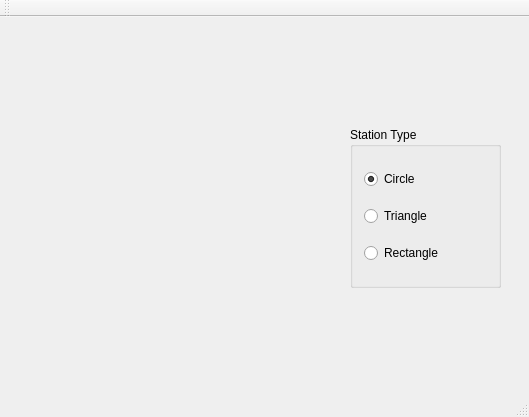
The window that mainwindow.ui (leefige/Metro-helper) describes before a commit, drawn with Qt 5.
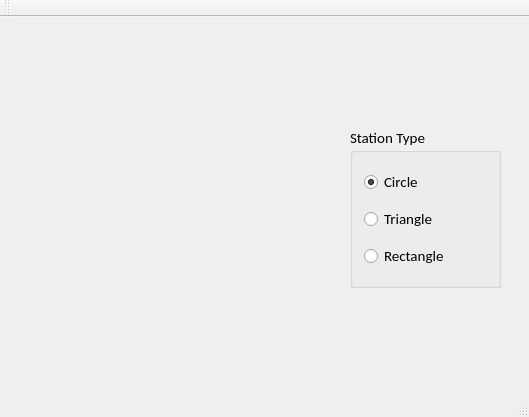
The same window after the commit.

Patch:
```diff
--- a/mainwindow.ui
+++ b/mainwindow.ui
@@ -10,6 +10,12 @@
     <height>417</height>
    </rect>
   </property>
+  <property name="font">
+   <font>
+    <family>Calibri</family>
+    <pointsize>11</pointsize>
+   </font>
+  </property>
   <property name="windowTitle">
    <string>MainWindow</string>
   </property>
```
Left out of the diff: 2 changed lines with no effect on the pictures.
